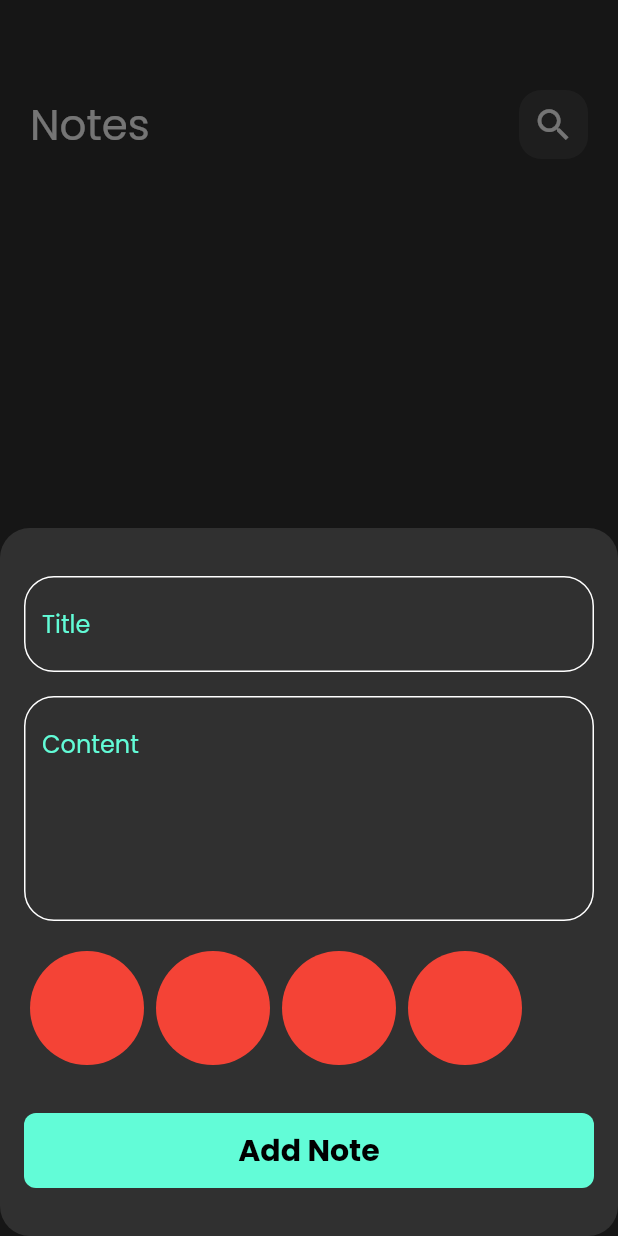
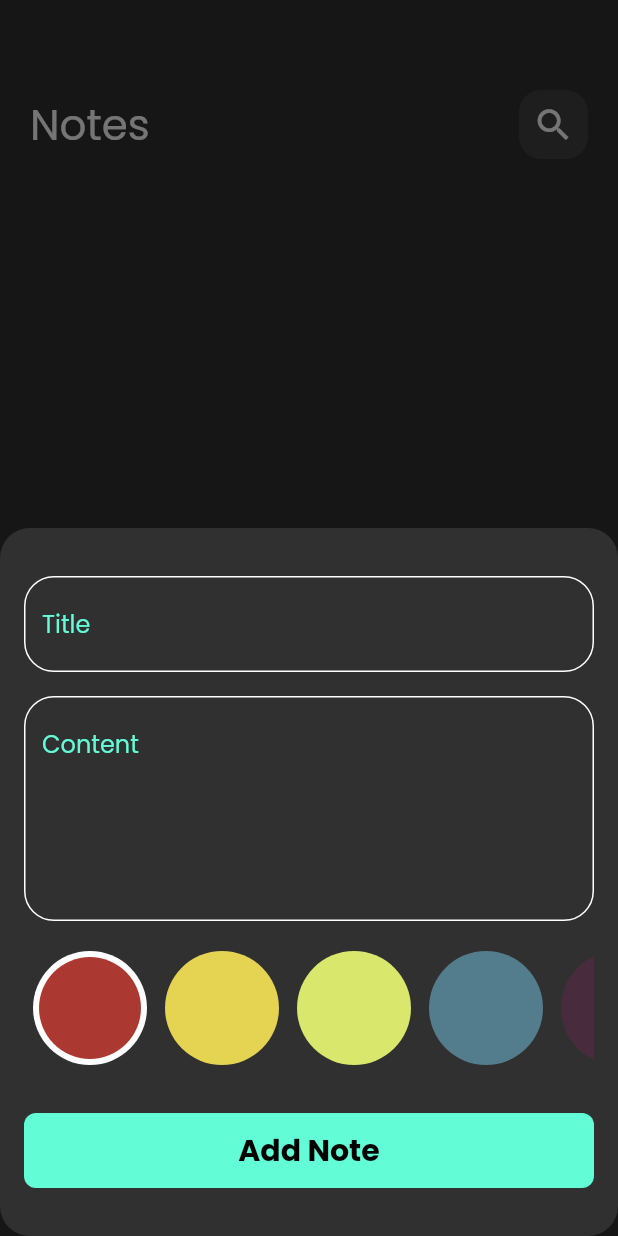
Before and after one commit to Ghattasss/notes_app, a Flutter app: the screen it shows after launch, after a tap on the "add" icon, on a phone screen of 412 x 824 dp. Run offline on Flutter 3.47's test engine with Material 2 defaults, Android fonts, the phone set to English and light mode, and no system bars; our stand-ins replace bloc, flutter_bloc, google_fonts, hive, hive_flutter; accounts and stored records are empty.

Commit message:
colors list view 2

```diff
--- a/lib/views/widgets/add_note_form.dart
+++ b/lib/views/widgets/add_note_form.dart
@@ -45,7 +45,7 @@ class _AddNoteFormState extends State<AddNoteForm> {
           const SizedBox(
             height: 20,
           ),
-          const ColorsListView(),
+          ColorsListView(),
           const SizedBox(height: 32),
           BlocBuilder<AddNoteCubit, AddNoteState>(
             builder: (context, state) {
--- a/lib/views/widgets/colors_List_view.dart
+++ b/lib/views/widgets/colors_List_view.dart
@@ -1,32 +1,65 @@
 import 'package:flutter/material.dart';
 
 class ColorItem extends StatelessWidget {
-  const ColorItem({super.key});
-
+  const ColorItem({super.key, required this.ischoosen, required this.color});
+  final bool ischoosen;
+  final Color color;
   @override
   Widget build(BuildContext context) {
-    return const CircleAvatar(
-      backgroundColor: Colors.red,
-      radius: 38,
-    );
+    return ischoosen
+        ? CircleAvatar(
+            backgroundColor: Colors.white,
+            radius: 38,
+            child: CircleAvatar(
+              backgroundColor: color,
+              radius: 34,
+            ),
+          )
+        : CircleAvatar(
+            backgroundColor: color,
+            radius: 38,
+          );
   }
 }
 
-class ColorsListView extends StatelessWidget {
+class ColorsListView extends StatefulWidget {
   const ColorsListView({super.key});
 
+  @override
+  State<ColorsListView> createState() => _ColorsListViewState();
+}
+
+class _ColorsListViewState extends State<ColorsListView> {
+  int currentindex = 0;
+
+  List<Color> colors = [
+    const Color(0xffAC3931),
+    const Color(0xffE5D352),
+    const Color(0xffD9E76C),
+    const Color(0xff537D8D),
+    const Color(0xff482C3D),
+  ];
   @override
   Widget build(BuildContext context) {
     return SizedBox(
       height: 38 * 2,
       child: ListView.builder(
-        padding: EdgeInsets.zero,
         scrollDirection: Axis.horizontal,
-        itemCount: 4,
+        itemCount: colors.length,
         itemBuilder: (context, index) {
-          return const Padding(
-            padding: EdgeInsets.symmetric(horizontal: 4),
-            child: ColorItem(),
+          return Padding(
+            padding: const EdgeInsets.symmetric(horizontal: 6),
+            child: GestureDetector(
+              onTap: () {
+                setState(() {
+                  currentindex = index;
+                });
+              },
+              child: ColorItem(
+                ischoosen: currentindex == index ? true : false,
+                color: colors[index],
+              ),
+            ),
           );
         },
       ),
```
